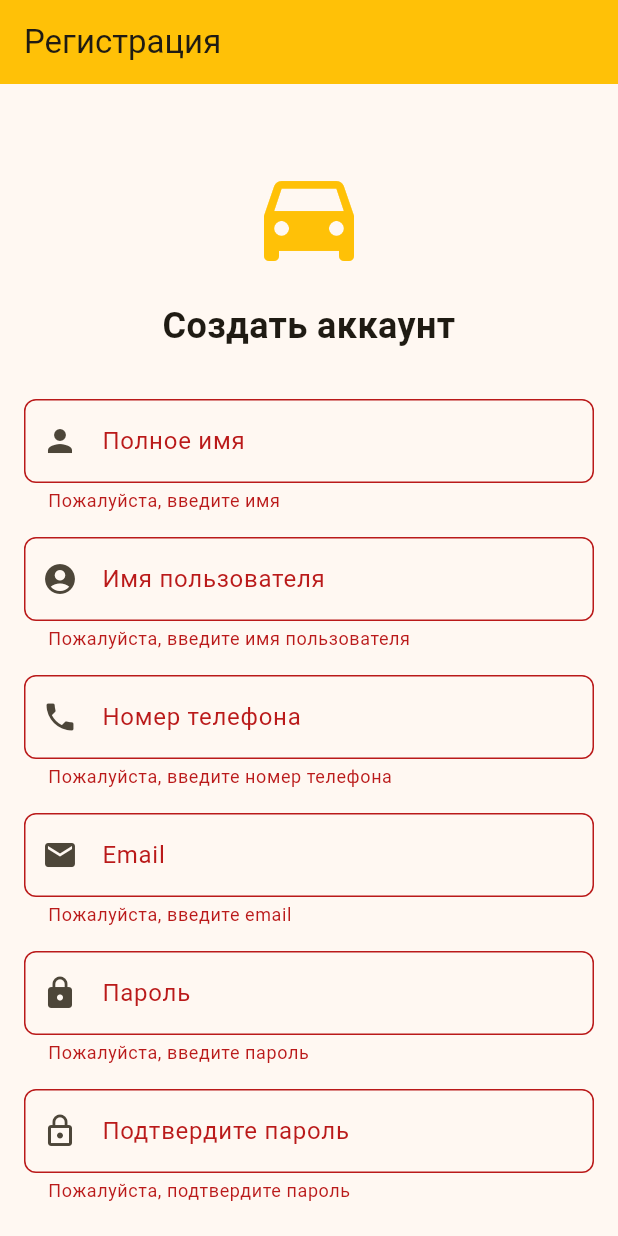
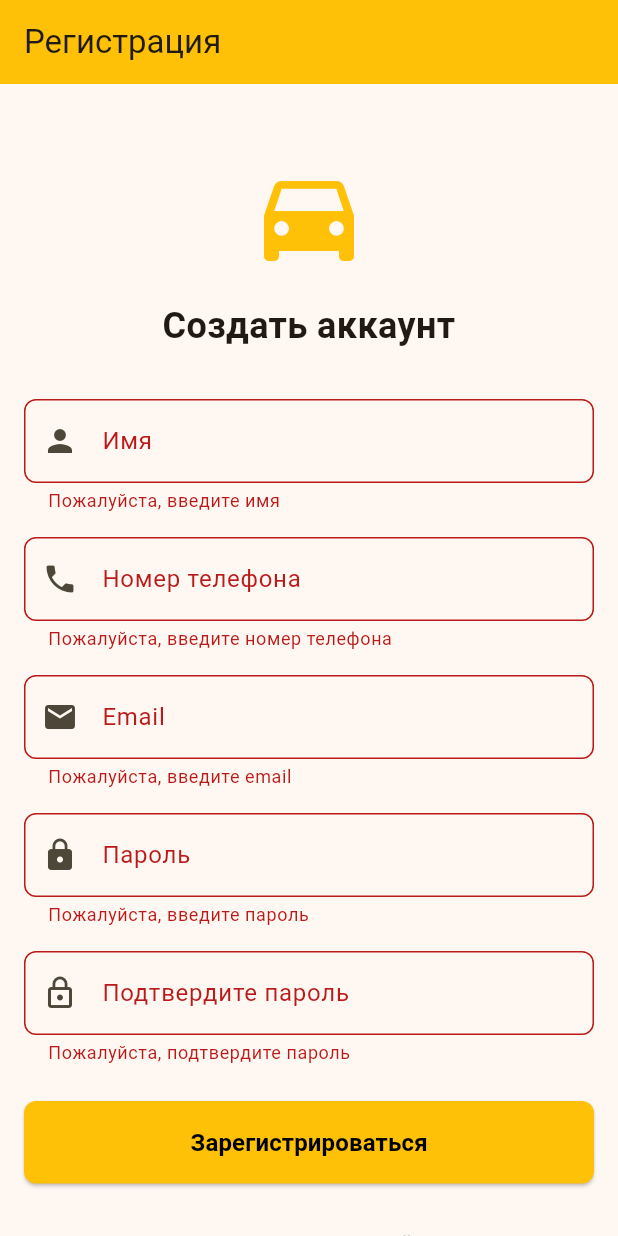
Before and after one commit to Isa2222222/Poputka, a Flutter app: the RegisterPage screen opened by its route, after a tap on "Зарегистрироваться", on a phone screen of 412 x 824 dp. Run offline on Flutter 3.47's test engine with Material 3 defaults, Android fonts, the phone set to English and light mode, and no system bars; our stand-ins replace go_router, pocketbase, shared_preferences; accounts and stored records are empty.

Commit message:
Added register page and fixed some bags

```diff
--- a/lib/pages/register_page.dart
+++ b/lib/pages/register_page.dart
@@ -13,7 +13,6 @@ class RegisterPage extends StatefulWidget {
 class _RegisterPageState extends State<RegisterPage> {
   final _formKey = GlobalKey<FormState>();
   final _nameController = TextEditingController();
-  final _usernameController = TextEditingController();
   final _phoneController = TextEditingController();
   final _emailController = TextEditingController();
   final _passwordController = TextEditingController();
@@ -41,7 +40,6 @@ class _RegisterPageState extends State<RegisterPage> {
         _emailController.text.trim(),
         _passwordController.text,
         _nameController.text.trim(),
-        _usernameController.text.trim(),
         _phoneController.text.trim(),
       );
 
@@ -119,8 +117,8 @@ class _RegisterPageState extends State<RegisterPage> {
               TextFormField(
                 controller: _nameController,
                 decoration: InputDecoration(
-                  labelText: 'Полное имя',
-                  hintText: 'Введите ваше полное имя',
+                  labelText: 'Имя',
+                  hintText: 'Введите ваше имя',
                   prefixIcon: const Icon(Icons.person),
                   border: OutlineInputBorder(
                     borderRadius: BorderRadius.circular(8),
@@ -129,29 +127,6 @@ class _RegisterPageState extends State<RegisterPage> {
                 validator: (value) {
                   if (value == null || value.isEmpty) {
                     return 'Пожалуйста, введите имя';
-                  }
-                  return null;
-                },
-              ),
-              const SizedBox(height: 16),
-
-              // Username field
-              TextFormField(
-                controller: _usernameController,
-                decoration: InputDecoration(
-                  labelText: 'Имя пользователя',
-                  hintText: 'Введите имя пользователя',
-                  prefixIcon: const Icon(Icons.account_circle),
-                  border: OutlineInputBorder(
-                    borderRadius: BorderRadius.circular(8),
-                  ),
-                ),
-                validator: (value) {
-                  if (value == null || value.isEmpty) {
-                    return 'Пожалуйста, введите имя пользователя';
-                  }
-                  if (value.contains(' ')) {
-                    return 'Имя пользователя не должно содержать пробелы';
                   }
                   return null;
                 },
@@ -304,7 +279,6 @@ class _RegisterPageState extends State<RegisterPage> {
   @override
   void dispose() {
     _nameController.dispose();
-    _usernameController.dispose();
     _phoneController.dispose();
     _emailController.dispose();
     _passwordController.dispose();
```
